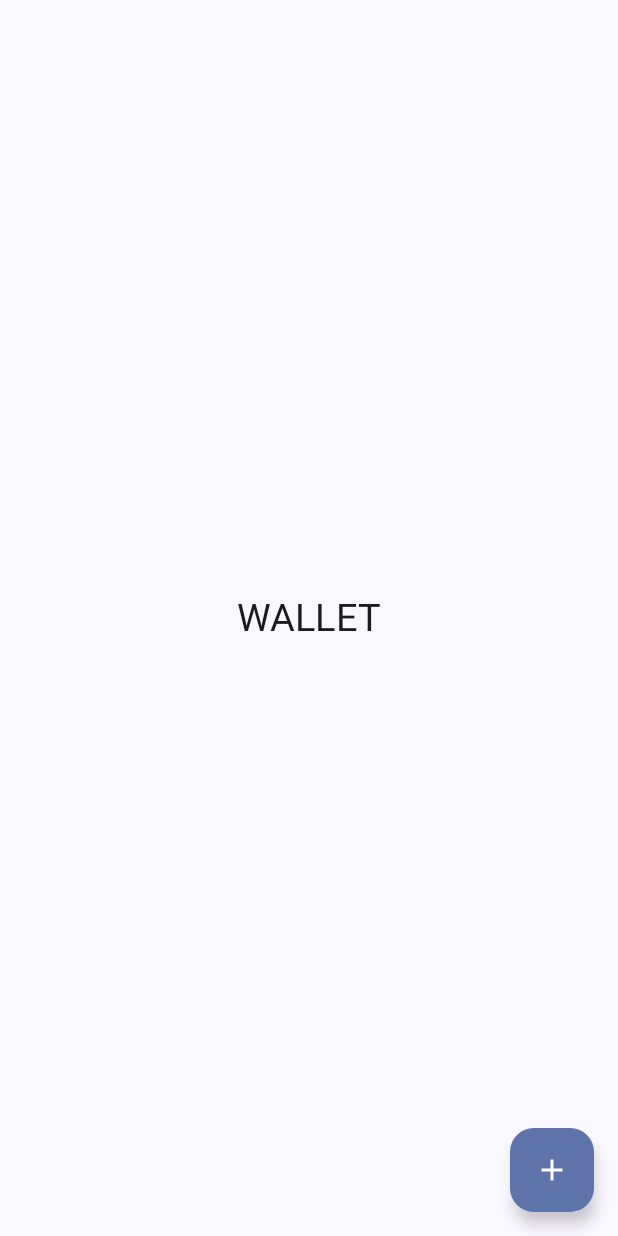
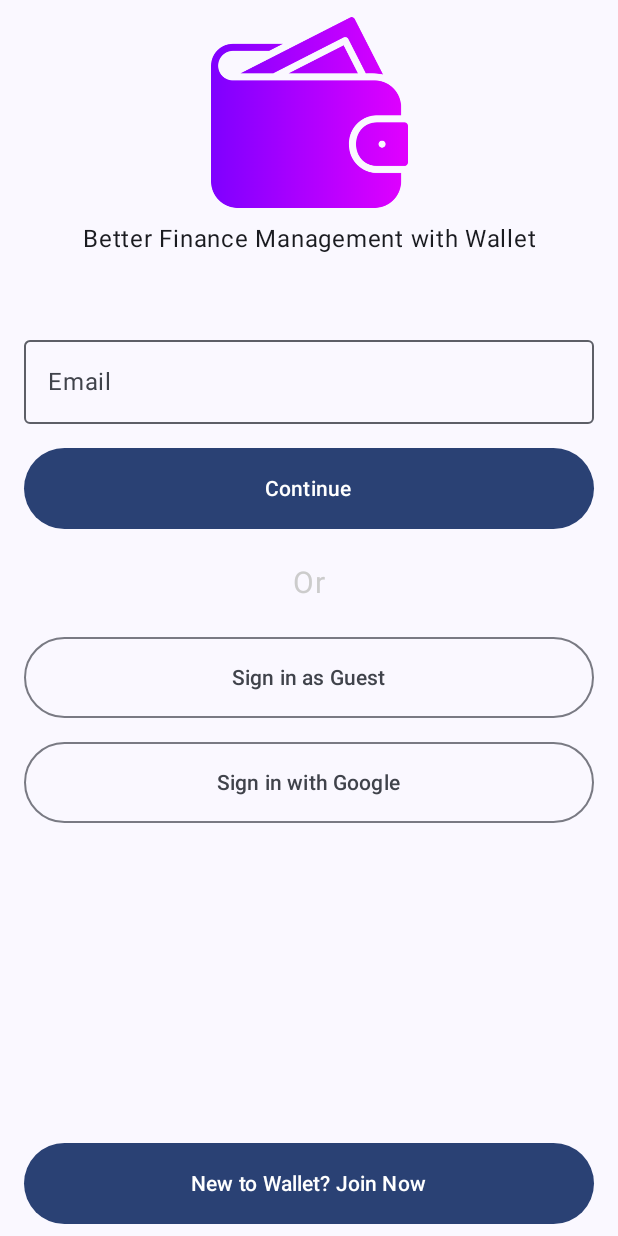
Before and after one commit to joelmuraguri/Expense-Tracker, an Android app built with Jetpack Compose: the screen it shows after launch (MainActivity), on a phone screen of 412 x 824 dp. Run offline under Robolectric (Android 15) with nearby library versions, the phone set to English and light mode, and no system bars.

Commit message:
create splash and tested it

```diff
--- a/app/src/main/java/com/joel/myapplication/MainActivity.kt
+++ b/app/src/main/java/com/joel/myapplication/MainActivity.kt
@@ -8,6 +8,7 @@ import androidx.compose.material3.MaterialTheme
 import androidx.compose.material3.Surface
 import androidx.compose.ui.Modifier
 import com.joel.myapplication.navigation.WalletNavHost
+import com.joel.myapplication.splash.SplashScreen
 import com.joel.myapplication.ui.theme.WalletTheme
 
 class MainActivity : ComponentActivity() {
@@ -17,7 +18,7 @@ class MainActivity : ComponentActivity() {
             WalletTheme {
                 // A surface container using the 'background' color from the theme
                 Surface(modifier = Modifier.fillMaxSize(), color = MaterialTheme.colorScheme.background) {
-                    WalletNavHost()
+                    SplashScreen(email = "")
                 }
             }
         }
--- a/app/src/main/java/com/joel/myapplication/splash/SplashScreen.kt
+++ b/app/src/main/java/com/joel/myapplication/splash/SplashScreen.kt
@@ -1 +1,179 @@
 package com.joel.myapplication.splash
+
+import androidx.compose.animation.AnimatedVisibility
+import androidx.compose.animation.animateContentSize
+import androidx.compose.foundation.Image
+import androidx.compose.foundation.ScrollState
+import androidx.compose.foundation.layout.Arrangement
+import androidx.compose.foundation.layout.Column
+import androidx.compose.foundation.layout.Spacer
+import androidx.compose.foundation.layout.fillMaxWidth
+import androidx.compose.foundation.layout.padding
+import androidx.compose.foundation.layout.size
+import androidx.compose.foundation.layout.wrapContentHeight
+import androidx.compose.foundation.rememberScrollState
+import androidx.compose.foundation.verticalScroll
+import androidx.compose.material3.MaterialTheme
+import androidx.compose.material3.Scaffold
+import androidx.compose.material3.Surface
+import androidx.compose.material3.Text
+import androidx.compose.runtime.Composable
+import androidx.compose.runtime.getValue
+import androidx.compose.runtime.mutableStateOf
+import androidx.compose.runtime.remember
+import androidx.compose.runtime.setValue
+import androidx.compose.ui.Alignment
+import androidx.compose.ui.Modifier
+import androidx.compose.ui.graphics.Color
+import androidx.compose.ui.res.painterResource
+import androidx.compose.ui.res.stringResource
+import androidx.compose.ui.text.style.TextAlign
+import androidx.compose.ui.tooling.preview.Preview
+import androidx.compose.ui.unit.dp
+import androidx.compose.ui.unit.sp
+import androidx.lifecycle.viewmodel.compose.viewModel
+import com.joel.design.R
+import com.joel.design.components.EmailField
+import com.joel.design.components.GuestAndGoogleOutlinedButton
+import com.joel.design.components.SignInSignUpActionButton
+
+@Composable
+fun SplashScreen(
+    email: String,
+    splashViewModel: SplashViewModel = viewModel()
+){
+
+    var showBrand by remember {
+        mutableStateOf(true)
+    }
+
+    Scaffold(
+        bottomBar = {
+            SignInSignUpActionButton(text = R.string.sign_up_button_o)
+        }
+    ) { innerPadding ->
+        Surface(
+            modifier = Modifier
+                .padding(innerPadding)
+        ) {
+            Column(
+                modifier = Modifier
+                    .fillMaxWidth()
+                    .verticalScroll(rememberScrollState())
+            ) {
+                Spacer(
+                    modifier = Modifier
+                        .weight(1f, fill = showBrand)
+                        .animateContentSize()
+                )
+
+                AnimatedVisibility(
+                    showBrand,
+                    Modifier.fillMaxWidth()
+                ) {
+                    Branding(
+                        modifier = Modifier
+                            .padding(bottom = 50.dp)
+                    )
+                }
+
+                Spacer(
+                    modifier = Modifier
+                        .weight(1f, fill = showBrand)
+                        .animateContentSize()
+                )
+                SplashContents(email = email, splashViewModel = splashViewModel)
+            }
+        }
+    }
+
+
+}
+
+@Composable
+fun SplashContents(
+    email : String,
+    splashViewModel: SplashViewModel,
+    modifier: Modifier = Modifier
+){
+
+    Column(
+        horizontalAlignment = Alignment.CenterHorizontally,
+        modifier = modifier
+    ) {
+        EmailField(
+            email = email,
+            onEmailValue = splashViewModel::onEmailChange
+        )
+        SignInSignUpActionButton(text = R.string.continue_button)
+
+        Text(
+            text = stringResource(id = R.string.or_text),
+            modifier = Modifier
+                .padding(vertical = 16.dp)
+                .align(Alignment.CenterHorizontally),
+            fontSize = 20.sp,
+            color = Color.LightGray,
+        )
+
+        SplashOutlinedButtons()
+    }
+}
+
+
+@Composable
+fun SplashOutlinedButtons(){
+
+    Column {
+        GuestAndGoogleOutlinedButton(text = R.string.sign_in_as_guest_button)
+        GuestAndGoogleOutlinedButton(text = R.string.sign_in_with_google_button)
+    }
+}
+@Composable
+private fun Branding(
+    modifier: Modifier = Modifier
+){
+    Column(
+        modifier = modifier
+            .wrapContentHeight(align = Alignment.CenterVertically),
+        horizontalAlignment = Alignment.CenterHorizontally,
+        verticalArrangement = Arrangement.Center
+    ) {
+        Logo(
+            modifier = Modifier
+                .align(Alignment.CenterHorizontally)
+                .padding(horizontal = 56.dp)
+        )
+        Text(
+            text = stringResource(id = R.string.app_motto),
+            style = MaterialTheme.typography.bodyLarge,
+            textAlign = TextAlign.Center,
+            modifier = Modifier
+                .padding()
+                .fillMaxWidth()
+        )
+    }
+}
+@Composable
+private fun Logo(
+    modifier: Modifier
+){
+
+    Column(
+        modifier = modifier
+    ) {
+        Image(
+            painter = painterResource(id = R.drawable.wallet),
+            contentDescription = stringResource(id = R.string.wallet_image),
+            modifier.size(150.dp),
+
+        )
+    }
+}
+
+@Preview
+@Composable
+fun SplashPreview(){
+    val email = ""
+    SplashScreen(email = email)
+}
```
